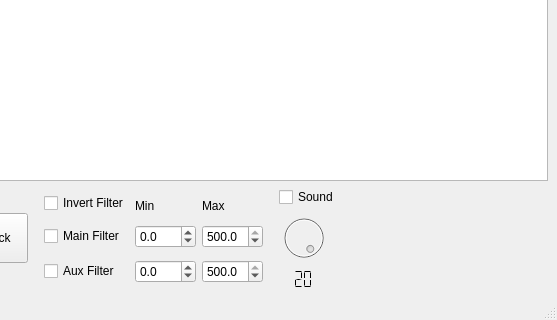
First picture: the form in app/datastorage.ui, repository Tykyo/qt-brymen-86x, before the edit; both pictures show x 305 to 862 and y 455 to 775 of the 862 by 775 pixel window.
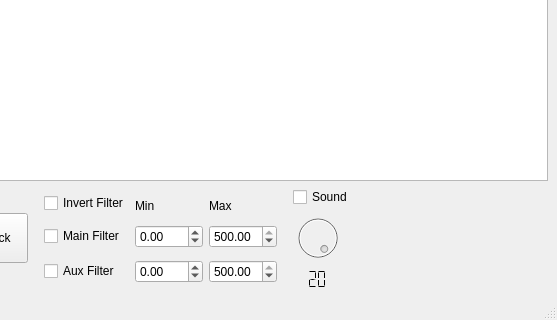
Second picture: the form after the edit.

Diff of the .ui file:
```diff
--- a/app/datastorage.ui
+++ b/app/datastorage.ui
@@ -203,7 +203,7 @@
         <item row="2" column="2">
          <widget class="QDoubleSpinBox" name="dSB_aux_max">
           <property name="decimals">
-           <number>1</number>
+           <number>2</number>
           </property>
           <property name="minimum">
            <double>-500.000000000000000</double>
@@ -226,7 +226,7 @@
         <item row="1" column="2">
          <widget class="QDoubleSpinBox" name="dSB_main_max">
           <property name="decimals">
-           <number>1</number>
+           <number>2</number>
           </property>
           <property name="minimum">
            <double>-500.000000000000000</double>
@@ -242,7 +242,7 @@
         <item row="1" column="1">
          <widget class="QDoubleSpinBox" name="dSB_main_min">
           <property name="decimals">
-           <number>1</number>
+           <number>2</number>
           </property>
           <property name="minimum">
            <double>-500.000000000000000</double>
@@ -255,7 +255,7 @@
         <item row="2" column="1">
          <widget class="QDoubleSpinBox" name="dSB_aux_min">
           <property name="decimals">
-           <number>1</number>
+           <number>2</number>
           </property>
           <property name="minimum">
            <double>-500.000000000000000</double>
```
